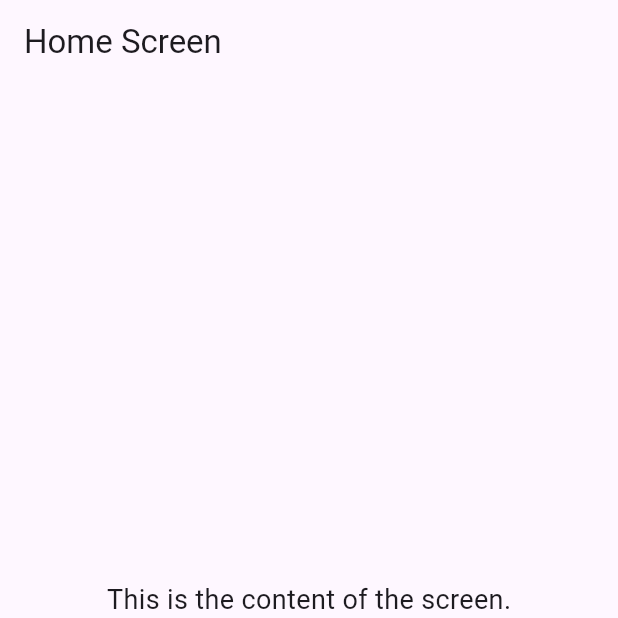
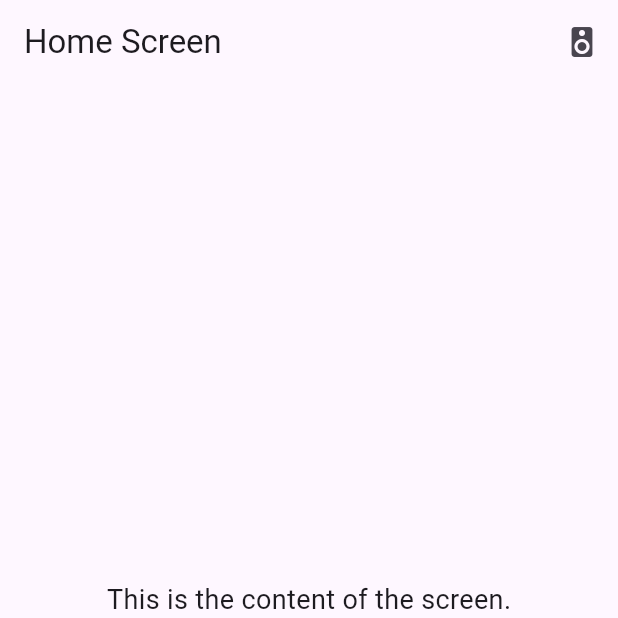
Before and after one commit to NoahTheLee/CSC322_StreakerApp_Final, a Flutter app: the screen it shows after launch, on a phone screen of 412 x 824 dp, the top half of it. Run offline on Flutter 3.47's test engine with Material 3 defaults, Android fonts, the phone set to English and light mode, and no system bars.

Commit message:
Added appbar for basic sidebar

```diff
--- a/lib/screens/home_screen.dart
+++ b/lib/screens/home_screen.dart
@@ -12,6 +12,16 @@ class _HomeScreenState extends State<HomeScreen> {
   Widget build(BuildContext context) {
     return Scaffold(
       appBar: AppBar(
+        actions: [
+          IconButton(onPressed: () {}, icon: const Icon(Icons.speaker)
+              //IconButton( //Alternate icon for using a custom image
+              // icon: Image.asset(
+              //   'assets/images/icon_image.png',
+              //   width: 24,
+              //   height: 24,
+              // ),
+              ),
+        ],
         title: const Text('Home Screen'),
       ),
       body: const Center(
```
